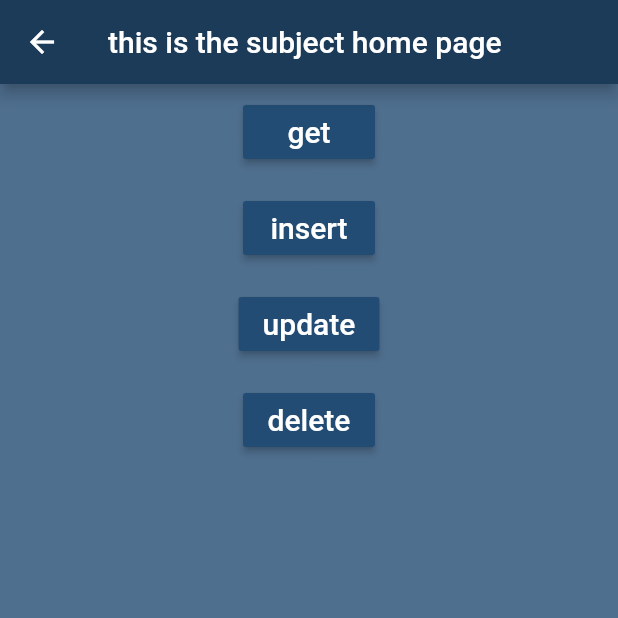
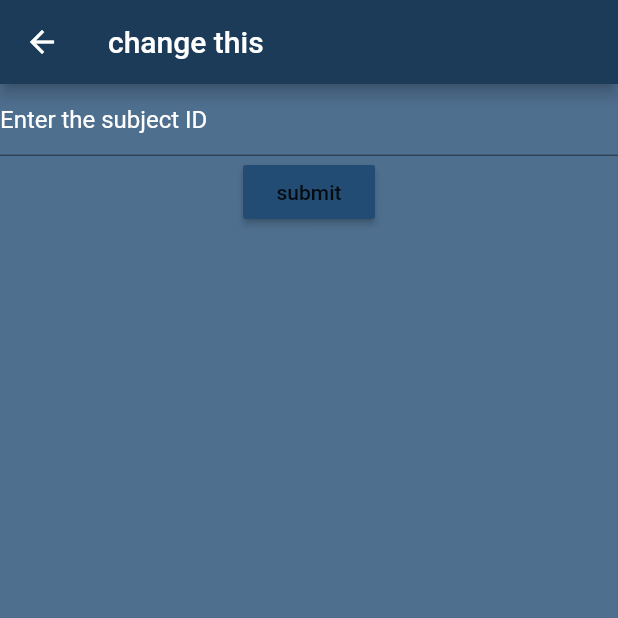
Before and after one commit to 42ip/student-db, a Flutter app: the subjectHome screen opened by its route, after a tap on "delete", on a phone screen of 412 x 824 dp, the top half of it. Run offline on Flutter 3.47's test engine with Material 2 defaults, Android fonts, the phone set to English and light mode, and no system bars; our stand-ins replace data_connection_checker, delayed_display, flutter_spinkit, hexcolor, validators; network calls fail.

Commit message:
delete implemented for subjects

```diff
--- a/lib/main.dart
+++ b/lib/main.dart
@@ -3,6 +3,7 @@ import 'package:StudentProject/pages/optionPages/collegeInfoHome.dart';
 import 'package:StudentProject/pages/optionPages/examHome.dart';
 import 'package:StudentProject/pages/optionPages/studentHome.dart';
 import 'package:StudentProject/pages/optionPages/subjectHome.dart';
+import 'package:StudentProject/pages/queryPages/delete/subjectDelete.dart';
 import 'package:StudentProject/pages/queryPages/insert/branchInsert.dart';
 import 'package:StudentProject/pages/queryPages/insert/subjectInsert.dart';
 import 'package:StudentProject/pages/resultPages/getAllExams.dart';
@@ -30,6 +31,7 @@ void main() {
       '/collegeInfoHome': (context) => collegeInfo(),
       '/insertBranch': (context) => branchInsert(),
       '/insertSubject': (context) => subjectInsert(),
+      '/deleteSubject': (context) => subjectDelete(),
     },
   ));
 }
--- a/lib/pages/optionPages/subjectHome.dart
+++ b/lib/pages/optionPages/subjectHome.dart
@@ -69,7 +69,9 @@ class _subjectHomeState extends State<subjectHome> {
               padding: const EdgeInsets.all(8.0),
               child: RaisedButton(
                 color: Hexcolor('#224C73'),
-                onPressed: () {},
+                onPressed: () {
+                  Navigator.pushNamed(context, '/deleteSubject');
+                },
                 child: Text('delete',
                     style: TextStyle(fontSize: 20, color: Colors.white)),
               ),
@@ -80,3 +82,4 @@ class _subjectHomeState extends State<subjectHome> {
     );
   }
 }
+//fadsfgadgad
--- /dev/null
+++ b/lib/pages/queryPages/delete/subjectDelete.dart
@@ -0,0 +1,73 @@
+import 'package:hexcolor/hexcolor.dart';
+import 'package:flutter/material.dart';
+import 'package:http/http.dart' as http;
+import 'package:validators/validators.dart';
+
+// ignore: camel_case_types
+class subjectDelete extends StatefulWidget {
+  @override
+  _subjectDeleteState createState() => _subjectDeleteState();
+}
+
+class _subjectDeleteState extends State<subjectDelete> {
+  final _subjectIDController = TextEditingController();
+  @override
+  Widget build(BuildContext context) {
+    return Scaffold(
+      backgroundColor: Hexcolor('#4F6F8F'),
+      appBar: AppBar(
+        backgroundColor: Hexcolor('#1B3B59'),
+        title: Text('change this'),
+      ),
+      body: Builder(
+        builder: (context) => Column(
+          children: [
+            TextFormField(
+              style: TextStyle(color: Colors.white),
+              cursorColor: Colors.white,
+              controller: _subjectIDController,
+              decoration: const InputDecoration(
+                hintText: 'Enter the subject ID',
+                hintStyle: TextStyle(color: Colors.white),
+              ),
+              validator: (value) {
+                if (isAlphanumeric(value)) return "true";
+                return "false";
+              },
+            ),
+            RaisedButton(
+              color: Hexcolor('#224C73'),
+              onPressed: () {
+                _performInsert();
+                final snackbar = SnackBar(
+                  backgroundColor: Hexcolor('#1B3B59'),
+                  content:
+                      Text('${_subjectIDController.text} has been deleted.'),
+                  action: SnackBarAction(
+                    label: 'Undo',
+                    onPressed: () {
+                      //Code that is to be added later
+                    },
+                  ),
+                );
+                Scaffold.of(context).showSnackBar(snackbar);
+              },
+              child: Text('submit'),
+            ),
+          ],
+        ),
+      ),
+    );
+  }
+
+  void _performInsert() async {
+    String subjectID = _subjectIDController.text;
+    String body = subjectID;
+    var client = http.Client();
+    var response = await client.send(http.Request(
+        "DELETE", Uri.parse("http://34.224.4.55:8080/deleteSubject/"))
+      ..body = "$subjectID");
+    print(response.statusCode);
+  }
+}
+//fadsfgadgad
```
